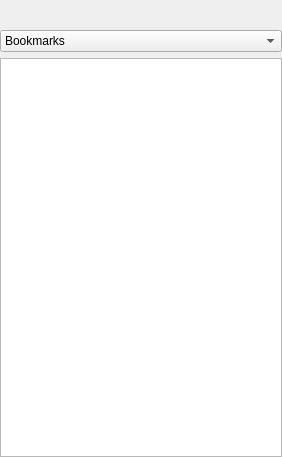
The window that resources/ui/panefilesystem.ui (prymatex/prymatex) describes before a commit, drawn with Qt 5.
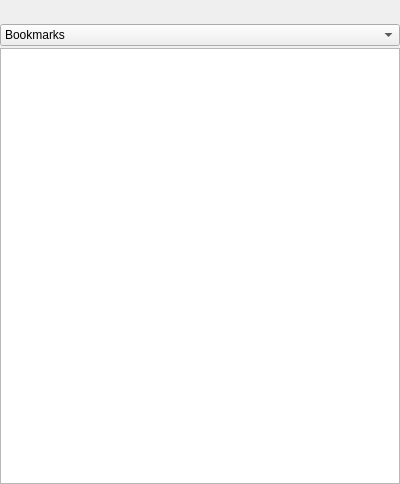
The same window after the commit. Icons and pictures are not drawn. Custom widgets are drawn as their Qt base class.

```diff
--- a/resources/ui/panefilesystem.ui
+++ b/resources/ui/panefilesystem.ui
@@ -1,25 +1,23 @@
 <?xml version="1.0" encoding="UTF-8"?>
 <ui version="4.0">
- <class>FSPane</class>
- <widget class="QWidget" name="FSPane">
+ <class>FileSystemDock</class>
+ <widget class="QDockWidget" name="FileSystemDock">
   <property name="geometry">
    <rect>
     <x>0</x>
     <y>0</y>
-    <width>282</width>
-    <height>457</height>
+    <width>400</width>
+    <height>484</height>
    </rect>
   </property>
   <property name="windowTitle">
    <string>File System</string>
   </property>
-  <property name="styleSheet">
-   <string notr="true">QPushButton {
-	padding: 5px;
-
-}</string>
-  </property>
+  <widget class="QWidget" name="dockWidgetContents">
   <layout class="QVBoxLayout" name="verticalLayout">
+    <property name="spacing">
+     <number>2</number>
+    </property>
    <property name="margin">
     <number>0</number>
    </property>
@@ -296,6 +294,7 @@
     </widget>
    </item>
   </layout>
+  </widget>
  </widget>
  <customwidgets>
   <customwidget>
```
Left out of the diff: 18 changed lines with no effect on the pictures. Lines whose indentation alone changed are shown as unchanged.
